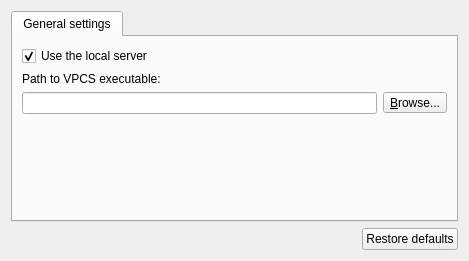
Above: gns3/modules/vpcs/ui/vpcs_preferences_page.ui from GNS3/gns3-gui before the change. Below: the same form after it.
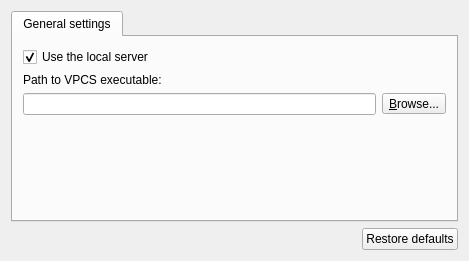
That is the form after the change.

Commit message: Force content margins for tab layouts.

Diff of the .ui file:
```diff
--- a/gns3/modules/vpcs/ui/vpcs_preferences_page.ui
+++ b/gns3/modules/vpcs/ui/vpcs_preferences_page.ui
@@ -27,6 +27,9 @@
        <string>General settings</string>
       </attribute>
       <layout class="QVBoxLayout" name="verticalLayout">
+       <property name="margin">
+        <number>10</number>
+       </property>
        <item>
         <widget class="QCheckBox" name="uiUseLocalServercheckBox">
          <property name="text">
```
The commit also changes 20 other files.
